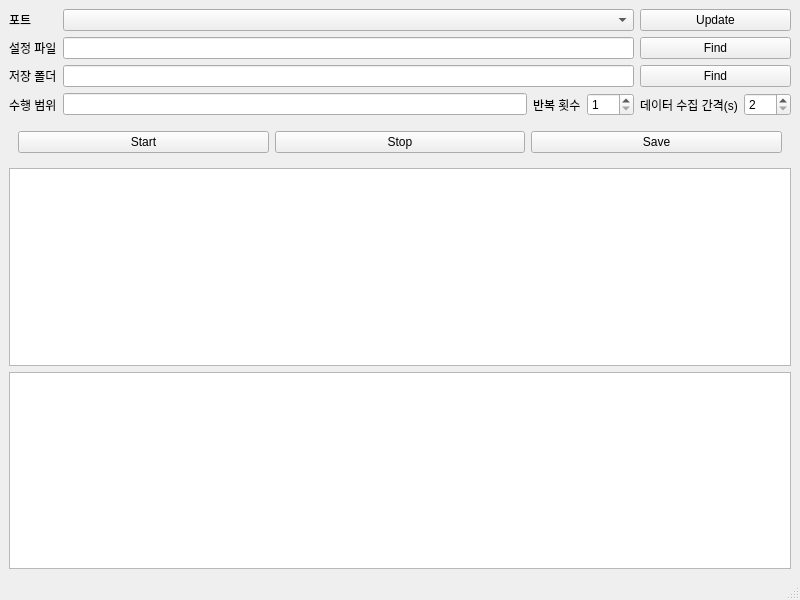
Qt form ui/mainwindow.ui (hhk7734/ametek-xg-850-controller) before a commit.
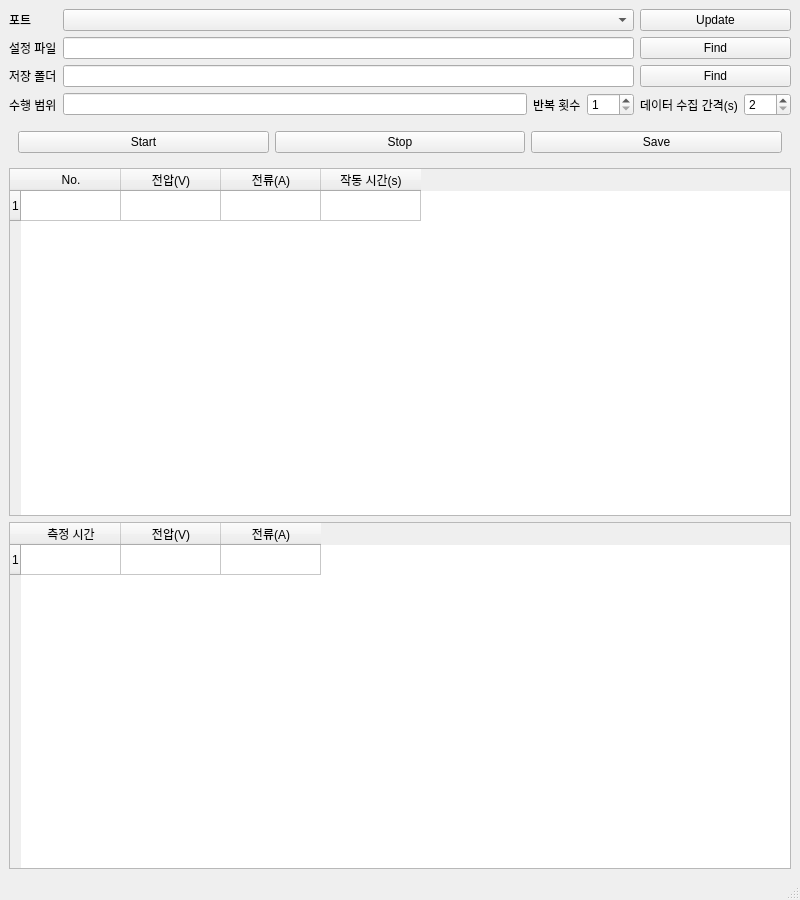
The same form after that commit.

Commit message: ui: add tabelWidget properties

What changed in the file:
```diff
--- a/ui/mainwindow.ui
+++ b/ui/mainwindow.ui
@@ -7,7 +7,7 @@
             <x>0</x>
             <y>0</y>
             <width>800</width>
-            <height>600</height>
+            <height>900</height>
          </rect>
       </property>
       <property name="windowTitle">
@@ -155,10 +155,73 @@
                </widget>
             </item>
             <item row="7" column="0" colspan="6">
-               <widget class="QTableWidget" name="inputTableWidget" />
+               <widget class="QTableWidget" name="inputTableWidget">
+                  <property name="editTriggers">
+                     <set>QAbstractItemView::NoEditTriggers</set>
+                  </property>
+                  <property name="alternatingRowColors">
+                     <bool>true</bool>
+                  </property>
+                  <property name="rowCount">
+                     <number>1</number>
+                  </property>
+                  <property name="columnCount">
+                     <number>4</number>
+                  </property>
+                  <row />
+                  <column>
+                     <property name="text">
+                        <string>No.</string>
+                     </property>
+                  </column>
+                  <column>
+                     <property name="text">
+                        <string>전압(V)</string>
+                     </property>
+                  </column>
+                  <column>
+                     <property name="text">
+                        <string>전류(A)</string>
+                     </property>
+                  </column>
+                  <column>
+                     <property name="text">
+                        <string>작동 시간(s)</string>
+                     </property>
+                  </column>
+               </widget>
             </item>
             <item row="8" column="0" colspan="6">
-               <widget class="QTableWidget" name="tableWidget" />
+               <widget class="QTableWidget" name="tableWidget">
+                  <property name="editTriggers">
+                     <set>QAbstractItemView::NoEditTriggers</set>
+                  </property>
+                  <property name="alternatingRowColors">
+                     <bool>true</bool>
+                  </property>
+                  <property name="rowCount">
+                     <number>1</number>
+                  </property>
+                  <property name="columnCount">
+                     <number>3</number>
+                  </property>
+                  <row />
+                  <column>
+                     <property name="text">
+                        <string>측정 시간</string>
+                     </property>
+                  </column>
+                  <column>
+                     <property name="text">
+                        <string>전압(V)</string>
+                     </property>
+                  </column>
+                  <column>
+                     <property name="text">
+                        <string>전류(A)</string>
+                     </property>
+                  </column>
+               </widget>
             </item>
          </layout>
       </widget>
```
The commit also changes 2 other files.
